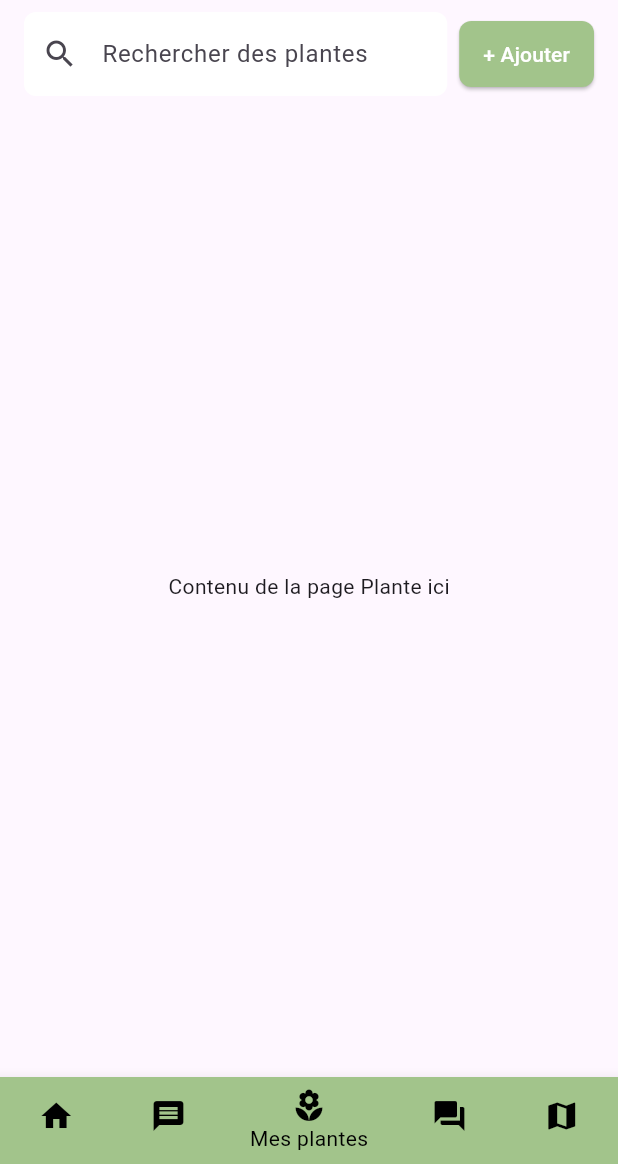
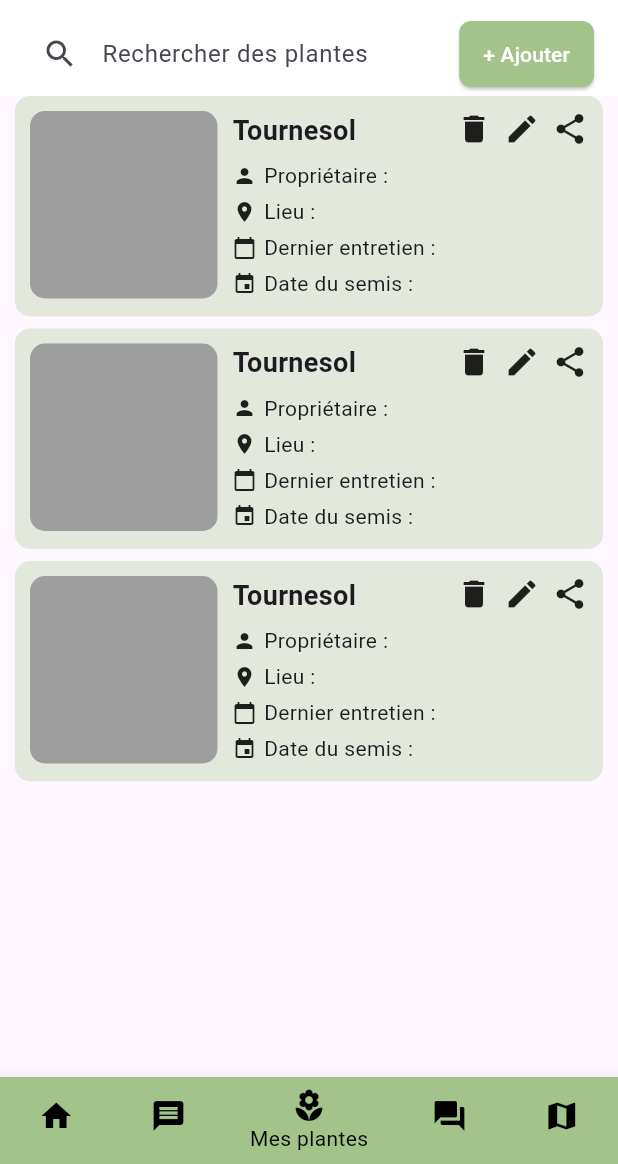
Before and after one commit to GuillaumeMarechal/tpre601front, a Flutter app: the screen it shows after launch, item 3 of the bottom bar chosen, on a phone screen of 412 x 824 dp, the part 72-1236 px from its top. Run offline on Flutter 3.47's test engine with Material 3 defaults, Android fonts, the light colour scheme and no system bars.

Commit message:
avancement sur l'onglet Mes plantes

```diff
--- a/lib/main.dart
+++ b/lib/main.dart
@@ -18,6 +18,12 @@
       title: 'Flutter Demo',
       theme: ThemeData(
         primarySwatch: Colors.deepPurple,
+        appBarTheme: AppBarTheme(
+          backgroundColor: Colors.white, // Couleur de fond de l'appbar
+          elevation: 0, // Pour enlever l'ombre de l'appbar
+          iconTheme: IconThemeData(color: Colors.black), // Couleur des icônes dans l'appbar
+          titleTextStyle: TextStyle(color: Colors.black), // Couleur du texte dans l'appbar
+        ),
       ),
       home: const MyHomePage(),
     );
--- /dev/null
+++ b/lib/models/messageUser.dart
@@ -0,0 +1,8 @@
+import 'package:flutter/material.dart';
+
+class MessagePage extends StatelessWidget {
+  @override
+  Widget build(BuildContext context) {
+    return Center(child: Text('Contenu de la page Message ici'));
+  }
+}
--- a/lib/models/plant.dart
+++ b/lib/models/plant.dart
@@ -1,4 +1,5 @@
 import 'package:flutter/material.dart';
+import 'plantDiv.dart';
 
 class PlantsPage extends StatelessWidget {
   @override
@@ -39,7 +40,17 @@ class PlantsPage extends StatelessWidget {
           ],
         ),
       ),
-      body: Center(child: Text('Contenu de la page Plante ici')),
+      body: ListView(
+        children: [
+          PlantDiv(),
+          SizedBox(height: 8), // Espacement vertical entre les PlantDiv
+          PlantDiv(),
+          SizedBox(height: 8),
+          PlantDiv(),
+          SizedBox(height: 8),
+          // Ajoutez autant de PlantDiv que nécessaire ici
+        ],
+      ),
     );
   }
 
--- /dev/null
+++ b/lib/models/plantDiv.dart
@@ -0,0 +1,108 @@
+import 'package:flutter/material.dart';
+
+class PlantDiv extends StatelessWidget {
+  @override
+  Widget build(BuildContext context) {
+    return GestureDetector(
+      onTap: () {
+        // Action à effectuer lorsque la PlantDiv est cliquée
+        print('PlantDiv cliquée');
+      },
+      child: Container(
+        margin: EdgeInsets.symmetric(horizontal: 10),
+        decoration: BoxDecoration(
+          color: Color(0xFFA2C48B).withOpacity(0.3),
+          borderRadius: BorderRadius.circular(10),
+        ),
+        padding: EdgeInsets.all(10),
+        child: Column(
+          mainAxisSize: MainAxisSize.min,
+          children: [
+            Row(
+              crossAxisAlignment: CrossAxisAlignment.start,
+              children: [
+                Container(
+                  width: 125,
+                  height: 125,
+                  decoration: BoxDecoration(
+                    color: Colors.grey,
+                    shape: BoxShape.rectangle,
+                    borderRadius: BorderRadius.circular(10),
+                  ),
+                ),
+                SizedBox(width: 10),
+                Expanded(
+                  child: Column(
+                    crossAxisAlignment: CrossAxisAlignment.start,
+                    children: [
+                      Text(
+                        'Tournesol',
+                        style: TextStyle(
+                          fontSize: 18,
+                          fontWeight: FontWeight.bold,
+                        ),
+                      ),
+                      SizedBox(height: 5),
+                      _buildTextWithIcon(Icons.person, 'Propriétaire : '),
+                      _buildTextWithIcon(Icons.location_on, 'Lieu : '),
+                      _buildTextWithIcon(Icons.calendar_today, 'Dernier entretien : '),
+                      _buildTextWithIcon(Icons.event, 'Date du semis : '),
+                    ],
+                  ),
+                ),
+                Column(
+                  crossAxisAlignment: CrossAxisAlignment.end,
+                  children: [
+                    Row(
+                      children: [
+                        GestureDetector(
+                          onTap: () {
+                            // Action à effectuer lorsque l'icône de poubelle est cliquée
+                            print('Icône de poubelle cliquée');
+                          },
+                          child: Icon(Icons.delete),
+                        ),
+                        SizedBox(width: 8),
+                        GestureDetector(
+                          onTap: () {
+                            // Action à effectuer lorsque l'icône de crayon est cliquée
+                            print('Icône de crayon cliquée');
+                          },
+                          child: Icon(Icons.edit),
+                        ),
+                        SizedBox(width: 8),
+                        GestureDetector(
+                          onTap: () {
+                            // Action à effectuer lorsque l'icône de partage est cliquée
+                            print('Icône de partage cliquée');
+                          },
+                          child: Icon(Icons.share),
+                        ),
+                      ],
+                    ),
+                  ],
+                ),
+              ],
+            ),
+          ],
+        ),
+      ),
+    );
+  }
+
+  Widget _buildTextWithIcon(IconData icon, String text) {
+    return Padding(
+      padding: const EdgeInsets.symmetric(vertical: 2),
+      child: Row(
+        children: [
+          Icon(icon, size: 16),
+          SizedBox(width: 5),
+          Text(
+            text,
+            style: TextStyle(fontSize: 14),
+          ),
+        ],
+      ),
+    );
+  }
+}
```
